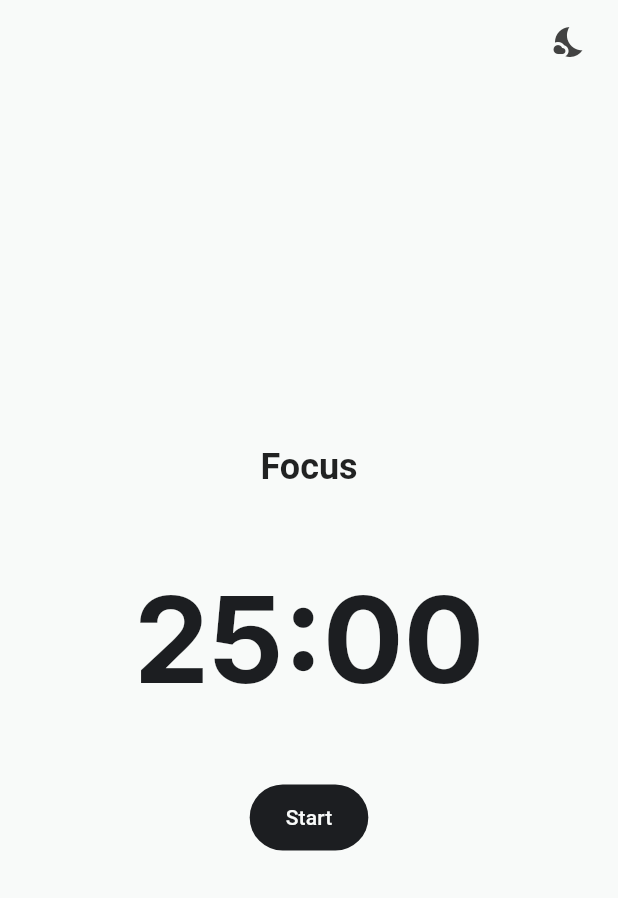
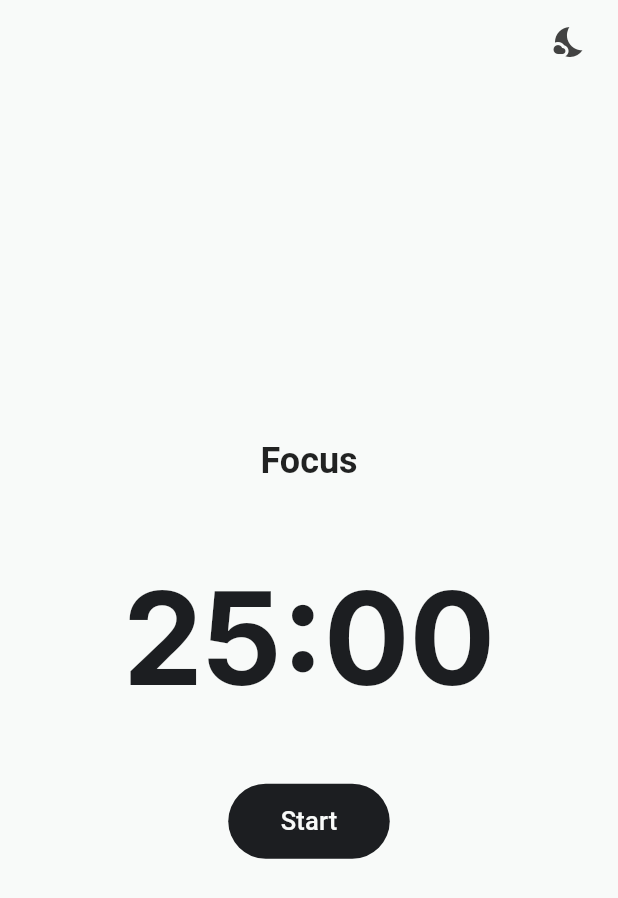
Before and after one commit to MariannaBosiaka/focus-timer-app, a Flutter app: the screen it shows after launch, on a phone screen of 412 x 824 dp. Shown: the top 898 px of the screen. Run offline on Flutter 3.47's test engine with Material 3 defaults, Android fonts, the phone set to English and light mode, and no system bars.

Commit message:
minor changes

```diff
--- a/lib/features/timer/ui/pages/set_timer_page.dart
+++ b/lib/features/timer/ui/pages/set_timer_page.dart
@@ -1,7 +1,6 @@
 import 'package:flutter/material.dart';
 import 'package:provider/provider.dart';
 import '../../logic/timer_controller.dart';
-import '../../../../themes/colors.dart';
 import '../widgets/timer_slider.dart';
 import '../widgets/mode_selector.dart';
 
--- a/lib/features/timer/ui/pages/timer_page.dart
+++ b/lib/features/timer/ui/pages/timer_page.dart
@@ -169,7 +169,7 @@ class _TimerPageState extends State<TimerPage> {
                     style: Theme.of(context)
                         .textTheme
                         .displayLarge!
-                        .copyWith(fontSize: 80),
+                        .copyWith(fontSize: 85),
                   ),
                 ),
 
@@ -186,12 +186,17 @@ class _TimerPageState extends State<TimerPage> {
                   },
                   style: TextButton.styleFrom(
                     padding: const EdgeInsets.symmetric(
-                        horizontal: 24, vertical: 12),
+                        horizontal: 35, vertical: 13),
                     shape: RoundedRectangleBorder(
                       borderRadius: BorderRadius.circular(50),
                     ),
                   ),
-                  child: Text(buttonText(timer)),
+                  child: Text(
+                    buttonText(timer),
+                    style: const TextStyle(
+                      fontSize: 17,
+                    ),
+                  ),
                 ),
 
                 // Reset Button
```
